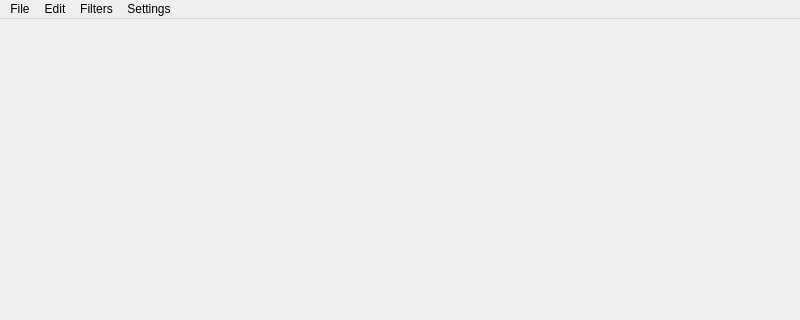
jan-moravec/structured_log_viewer, file app/src/main_window.ui: the form before one commit; both pictures show x 0 to 800 and y 0 to 320 of the 800 by 600 pixel window.
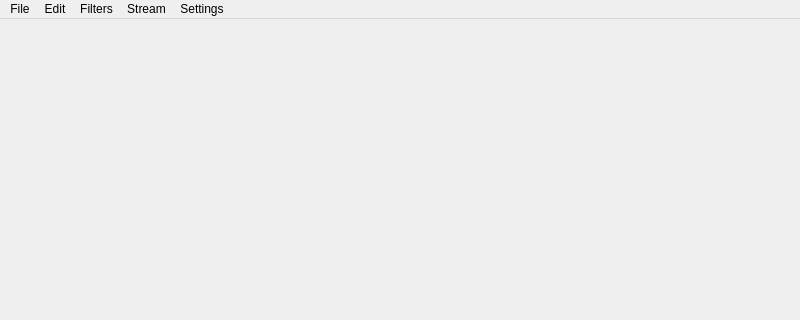
The form after the commit.

Commit message: Wire Stream Mode into the application UI (task 5.0)

Patch:
```diff
--- a/app/src/main_window.ui
+++ b/app/src/main_window.ui
@@ -50,6 +50,14 @@
     <addaction name="actionClearAllFilters"/>
     <addaction name="separator"/>
    </widget>
+   <widget class="QMenu" name="menuStream">
+    <property name="title">
+     <string>Stream</string>
+    </property>
+    <addaction name="actionPauseStream"/>
+    <addaction name="actionFollowTail"/>
+    <addaction name="actionStopStream"/>
+   </widget>
    <widget class="QMenu" name="menuSettings">
     <property name="title">
      <string>Settings</string>
@@ -59,6 +67,7 @@
    <addaction name="menuFile"/>
    <addaction name="menuEdit"/>
    <addaction name="menuFilters"/>
+   <addaction name="menuStream"/>
    <addaction name="menuSettings"/>
   </widget>
   <widget class="QStatusBar" name="statusBar"/>
```
Left out of the diff: 54 changed lines with no effect on the pictures. The commit also changes 10 other files.
